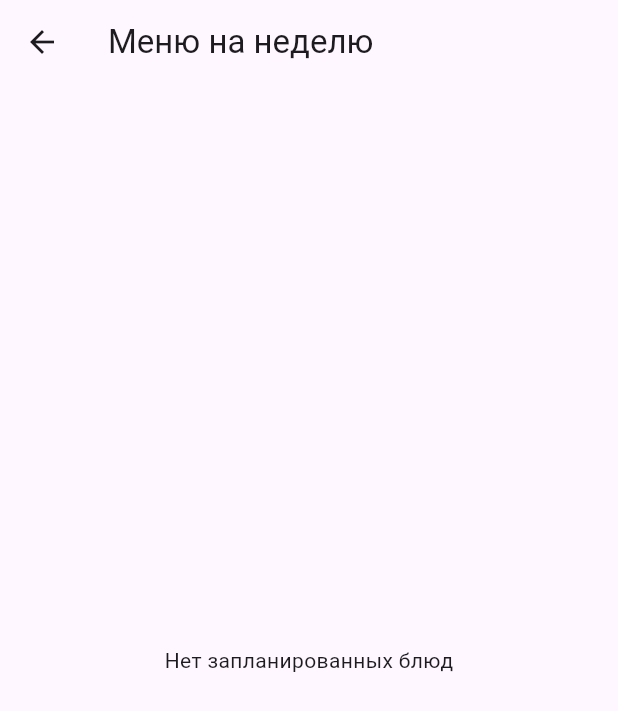
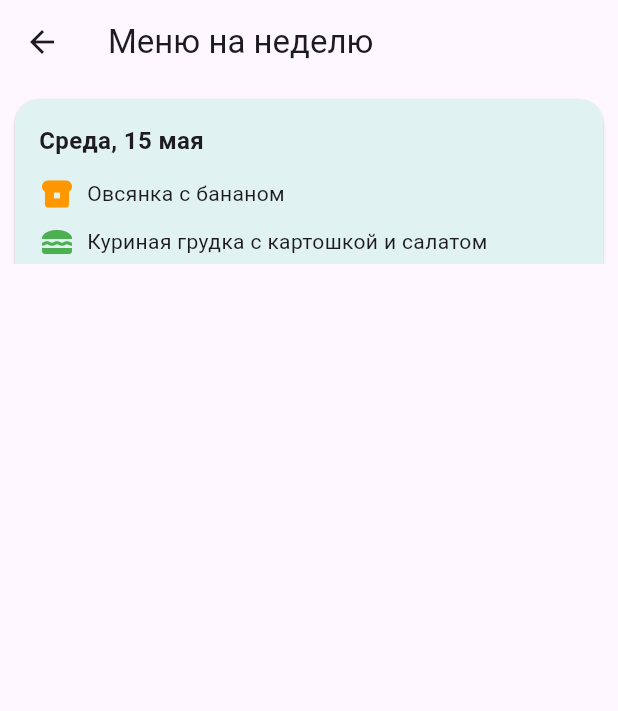
Before and after one commit to nadnik13/menu-planner, a Flutter app: the WeekPlanScreen screen opened directly, on a phone screen of 412 x 824 dp. Shown: the top 711 px of the screen. Run offline on Flutter 3.47's test engine with Material 3 defaults, Android fonts, the phone set to English and light mode, and no system bars; our stand-ins replace flutter_riverpod, hive, hive_flutter, logger; accounts and stored records are empty; generated files the repository leaves out were written again.

Commit message:
Добавлен dayList

```diff
--- a/lib/screens/startup_screen.dart
+++ b/lib/screens/startup_screen.dart
@@ -1,11 +1,11 @@
 import 'package:flutter/material.dart';
 import 'package:flutter_riverpod/flutter_riverpod.dart';
 import 'package:hive/hive.dart';
+import 'package:my_recipe_app/screens/week_plan_screen.dart';
 
 import '../models/recipe.dart';
 import '../providers/recipe/recipe_json_loader.dart';
 import '../providers/recipe/recipe_provider.dart';
-import 'meal_screen.dart';
 
 class StartupScreen extends StatelessWidget {
   const StartupScreen({super.key});
@@ -42,7 +42,7 @@ class StartupScreen extends StatelessWidget {
                 body: Center(child: Text('Ошибка: ${snapshot.error}')),
               );
             } else {
-              return const MealScreen(); // основной экран
+              return const WeekPlanScreen(); // основной экран
             }
           },
         );
--- a/lib/screens/week_plan_screen.dart
+++ b/lib/screens/week_plan_screen.dart
@@ -1,6 +1,8 @@
 import 'package:flutter_riverpod/flutter_riverpod.dart';
 import 'package:flutter/material.dart';
 import 'package:my_recipe_app/core/extensions/date_extensions.dart';
+import 'package:my_recipe_app/models/meal_plan.dart';
+import 'package:my_recipe_app/widgets/day_list.dart';
 import '../providers/meal_plan_provider.dart';
 
 class WeekPlanScreen extends ConsumerWidget {
@@ -8,46 +10,13 @@ class WeekPlanScreen extends ConsumerWidget {
 
   @override
   Widget build(BuildContext context, WidgetRef ref) {
-    final weekPlans = ref.watch(weekPlanProvider);
+    final mealPlans = ref.watch(weekPlanProvider);
+    final dateKeys = mealPlans.map((e) => e.date).toSet();
+    final mealMap = <DateTime, List<MealPlan>>{};
+
 
     return Scaffold(
       appBar: AppBar(title: Text('Меню на неделю')),
-      body:
-          weekPlans.isEmpty
-              ? Center(child: Text('Нет запланированных блюд'))
-              : ListView.builder(
-                itemCount: weekPlans.length,
-                itemBuilder: (context, index) {
-                  final planItem = weekPlans[index];
-                  final recipeDate = planItem.date.dateKey;
-                  final recipePortion = planItem.portion;
-                  return ListTile(
-                    title: Text(planItem.meal.title),
-                    subtitle: Text('Дата: $recipeDate\nПорций: $recipePortion'),
-                    trailing: IconButton(
-                      onPressed: () {
-                        final planNotifier = ref.read(
-                          mealPlanProvider.notifier,
-                        );
-                        planNotifier.removePlanByDate(planItem.date);
-
-                        ScaffoldMessenger.of(context).showSnackBar(
-                          SnackBar(
-                            content: Text('План на $recipeDate удален.'),
-                            action: SnackBarAction(
-                              label: 'Отменить',
-                              onPressed: () {
-                                planNotifier.addOrReplacePlan(planItem);
-                              },
-                            ),
-                          ),
-                        );
-                      },
-                      icon: Icon(Icons.delete),
-                    ),
-                  );
-                },
-              ),
-    );
+      body: DayList());
   }
 }
--- /dev/null
+++ b/lib/widgets/day_list.dart
@@ -0,0 +1,70 @@
+
+
+import 'package:flutter/cupertino.dart';
+import 'package:flutter/material.dart';
+
+class DayList extends StatelessWidget{
+  final int range = 30;
+
+  @override
+  Widget build(BuildContext context) {
+    final now = DateTime.now();
+    final todayIndex = range;
+
+    return SizedBox(
+      height: 120,
+      child: ListView.builder(
+          scrollDirection: Axis.vertical,
+        itemCount: 2*range +1,
+        itemBuilder: (context, index){
+            final offset = index - todayIndex;
+            final date = now.add(Duration(days: offset));
+            return DayCard(date);
+        },
+      ),
+    );
+    throw UnimplementedError();
+  }
+}
+
+Widget DayCard(DateTime date){
+  return Card(
+    margin: EdgeInsets.all(10),
+    shape: RoundedRectangleBorder(borderRadius: BorderRadius.circular(16)),
+    color: Colors.teal[50],
+    child: Padding(
+      padding: const EdgeInsets.all(16.0),
+      child: Column(
+        crossAxisAlignment: CrossAxisAlignment.start,
+        children: [
+          Text('Среда, 15 мая',
+              style: TextStyle(fontSize: 16, fontWeight: FontWeight.bold)),
+          SizedBox(height: 12),
+          Row(
+            children: [
+              Icon(Icons.breakfast_dining, color: Colors.orange),
+              SizedBox(width: 8),
+              Expanded(child: Text('Овсянка с бананом')),
+            ],
+          ),
+          SizedBox(height: 8),
+          Row(
+            children: [
+              Icon(Icons.lunch_dining, color: Colors.green),
+              SizedBox(width: 8),
+              Expanded(child: Text('Куриная грудка с картошкой и салатом')),
+            ],
+          ),
+          SizedBox(height: 8),
+          Row(
+            children: [
+              Icon(Icons.dinner_dining, color: Colors.blue),
+              SizedBox(width: 8),
+              Expanded(child: Text('Творожная запеканка')),
+            ],
+          ),
+        ],
+      ),
+    ),
+  );
+}
```
